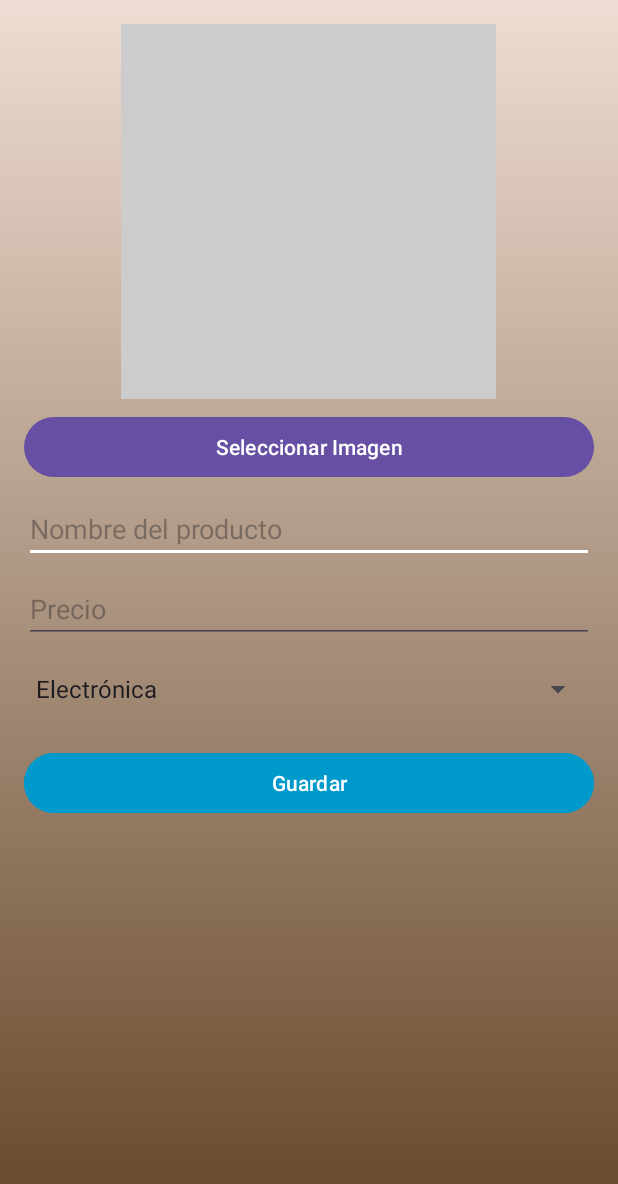
After one commit to FranklinTS2/auth2grupo3-FrontEnd, an Android app: the Registro screen opened directly, with no data from a screen before it, on a phone screen of 412 x 824 dp. The commit adds this screen. Shown: the top 1184 px of the screen. Run offline under Robolectric (Android 15) with nearby library versions, the phone set to English and light mode, and no system bars.

Commit message:
VISTA REGISTRO

```diff
--- a/app/src/main/AndroidManifest.xml
+++ b/app/src/main/AndroidManifest.xml
@@ -12,15 +12,23 @@
         android:supportsRtl="true"
         android:theme="@style/Theme.Auth2grupo3"
         tools:targetApi="31">
+
         <activity
             android:name=".MainActivity"
             android:exported="true">
             <intent-filter>
                 <action android:name="android.intent.action.MAIN" />
-
                 <category android:name="android.intent.category.LAUNCHER" />
             </intent-filter>
+
         </activity>
+        <activity android:name=".Registro" android:exported="true">
+
+        </activity>
+
+
+
+
     </application>
 
 </manifest>
--- /dev/null
+++ b/app/src/main/java/com/example/auth2grupo3/Registro.java
@@ -0,0 +1,84 @@
+package com.example.auth2grupo3;
+
+import android.content.Intent;
+import android.graphics.Bitmap;
+import android.net.Uri;
+import android.os.Bundle;
+import android.provider.MediaStore;
+import android.view.View;
+import android.widget.*;
+import androidx.annotation.Nullable;
+import androidx.appcompat.app.AppCompatActivity;
+import java.io.IOException;
+import java.util.Arrays;
+import java.util.List;
+
+public class Registro extends AppCompatActivity {
+    private static final int PICK_IMAGE_REQUEST = 1;
+
+    private EditText txtnombre, txtprecio;
+    private ImageView imageView;
+    private Spinner spcategoria;
+    private Uri imagenUri;
+
+    @Override
+    protected void onCreate(Bundle savedInstanceState) {
+        super.onCreate(savedInstanceState);
+        setContentView(R.layout.activity_registo); // <<-- Faltaba esta línea
+
+        txtnombre = findViewById(R.id.txtnombre);
+        txtprecio = findViewById(R.id.txtprecio);
+        imageView = findViewById(R.id.imagen);
+        spcategoria = findViewById(R.id.spcategoria);
+        Button btnSeleccionarImagen = findViewById(R.id.btnimagen);
+        Button btnGuardar = findViewById(R.id.btnguardar);
+
+        // Configurar categorías en el Spinner
+        List<String> categorias = Arrays.asList("Electrónica", "Ropa", "Hogar", "Deportes");
+        ArrayAdapter<String> adapter = new ArrayAdapter<>(this, android.R.layout.simple_spinner_item, categorias);
+        adapter.setDropDownViewResource(android.R.layout.simple_spinner_dropdown_item);
+        spcategoria.setAdapter(adapter);
+
+        // Acción para seleccionar imagen
+        btnSeleccionarImagen.setOnClickListener(v -> seleccionarImagen());
+
+        // Acción para guardar producto
+        btnGuardar.setOnClickListener(v -> guardarProducto());
+    }
+
+    // Método para abrir la galería y seleccionar una imagen
+    private void seleccionarImagen() {
+        Intent intent = new Intent(Intent.ACTION_PICK, MediaStore.Images.Media.EXTERNAL_CONTENT_URI);
+        startActivityForResult(intent, PICK_IMAGE_REQUEST);
+    }
+
+    @Override
+    protected void onActivityResult(int requestCode, int resultCode, @Nullable Intent data) {
+        super.onActivityResult(requestCode, resultCode, data);
+        if (requestCode == PICK_IMAGE_REQUEST && resultCode == RESULT_OK && data != null && data.getData() != null) {
+            imagenUri = data.getData();
+            try {
+                Bitmap bitmap = MediaStore.Images.Media.getBitmap(getContentResolver(), imagenUri);
+                imageView.setImageBitmap(bitmap);
+                imageView.setVisibility(View.VISIBLE);
+            } catch (IOException e) {
+                e.printStackTrace();
+            }
+        }
+    }
+
+    // Método para guardar el producto
+    private void guardarProducto() {
+        String nombre = txtnombre.getText().toString().trim();
+        String precio = txtprecio.getText().toString().trim();
+        String categoria = spcategoria.getSelectedItem().toString();
+
+        if (nombre.isEmpty() || precio.isEmpty() || imagenUri == null) {
+            Toast.makeText(this, "Todos los campos son obligatorios", Toast.LENGTH_SHORT).show();
+            return;
+        }
+
+        // Aquí podrías guardar los datos en una base de datos o enviarlos a un servidor
+        Toast.makeText(this, "Producto guardado correctamente", Toast.LENGTH_SHORT).show();
+    }
+}
--- a/app/src/main/res/layout/activity_main.xml
+++ b/app/src/main/res/layout/activity_main.xml
@@ -31,7 +31,7 @@
             android:textColor="@color/white"
             android:textColorHint="@color/white"
             android:textSize="20sp"
-            android:background="@drawable/rounded_corner"
+
             android:padding="18dp"
             android:inputType="text"
             android:id="@+id/txtUsuario"
@@ -44,7 +44,6 @@
             android:textColor="@color/white"
             android:textColorHint="@color/white"
             android:textSize="20sp"
-            android:background="@drawable/rounded_corner"
             android:padding="18dp"
             android:inputType="textPassword"
             android:id="@+id/txtPassword"
--- /dev/null
+++ b/app/src/main/res/layout/activity_registo.xml
@@ -0,0 +1,61 @@
+<?xml version="1.0" encoding="utf-8"?>
+<LinearLayout xmlns:android="http://schemas.android.com/apk/res/android"
+    android:layout_width="match_parent"
+    android:layout_height="match_parent"
+    android:background="@drawable/login_background"
+    android:gravity="center_horizontal"
+    android:orientation="vertical"
+    android:padding="16dp">
+
+    <!-- Vista para mostrar la imagen seleccionada -->
+    <ImageView
+        android:id="@+id/imagen"
+        android:layout_width="250dp"
+        android:layout_height="250dp"
+        android:background="#CCCCCC"
+        android:scaleType="centerCrop" />
+
+    <!-- Botón para seleccionar imagen -->
+    <Button
+        android:id="@+id/btnimagen"
+        android:layout_width="match_parent"
+        android:layout_height="wrap_content"
+        android:layout_marginTop="8dp"
+        android:text="Seleccionar Imagen" />
+
+    <!-- Campo para el Nombre del Producto -->
+    <EditText
+        android:id="@+id/txtnombre"
+        android:layout_width="match_parent"
+        android:layout_height="wrap_content"
+        android:layout_marginTop="8dp"
+        android:backgroundTint="@color/design_default_color_background"
+        android:hint="Nombre del producto" />
+
+    <!-- Campo para el Precio del Producto -->
+    <EditText
+        android:id="@+id/txtprecio"
+        android:layout_width="match_parent"
+        android:layout_height="wrap_content"
+        android:layout_marginTop="8dp"
+        android:hint="Precio"
+        android:inputType="numberDecimal" />
+
+    <!-- Spinner para la categoría -->
+    <Spinner
+        android:id="@+id/spcategoria"
+        android:layout_width="match_parent"
+        android:layout_height="45dp"
+        android:layout_marginTop="8dp" />
+
+    <!-- Botón para guardar -->
+    <Button
+        android:id="@+id/btnguardar"
+        android:layout_width="match_parent"
+        android:layout_height="wrap_content"
+        android:layout_marginTop="16dp"
+        android:backgroundTint="@android:color/holo_blue_dark"
+        android:text="Guardar"
+        android:textColor="@android:color/white" />
+
+</LinearLayout>
```
